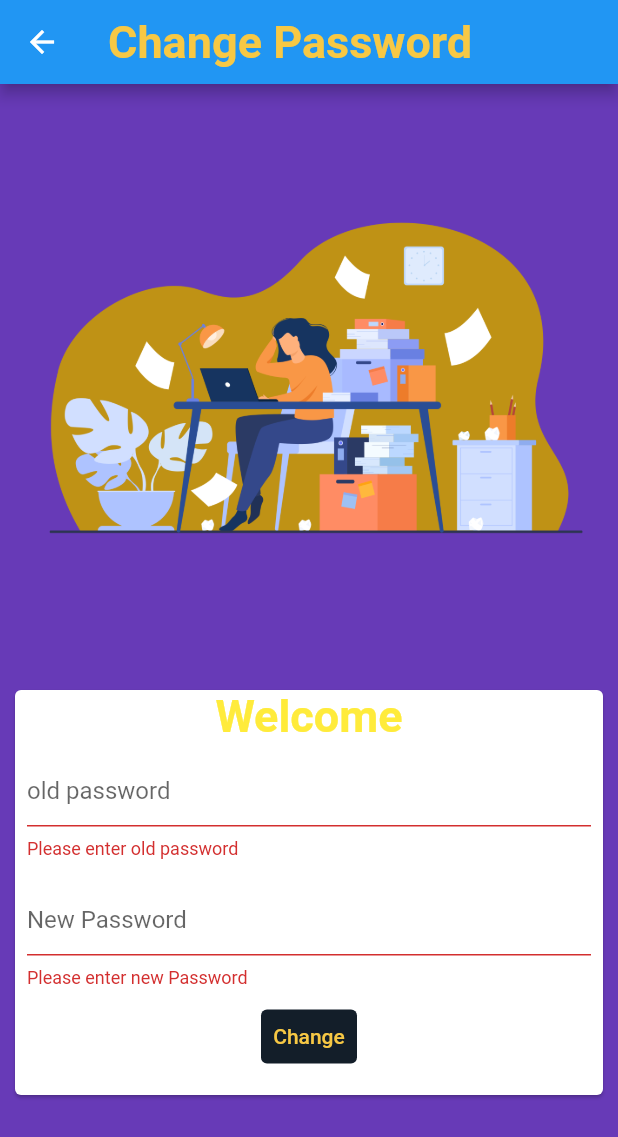
After one commit to VE5PER/Automated-Elective-Processing, a Flutter app: the change_pwd screen opened directly, after a tap on "Change", on a phone screen of 412 x 824 dp. The commit adds this screen. Shown: the top 1137 px of the screen. Run offline on Flutter 3.47's test engine with Material 2 defaults, Android fonts, the phone set to English and light mode, and no system bars; our stand-ins replace google_fonts, table_calendar; missing offline and left inert: dart:html; accounts and stored records are empty; network calls fail.

Commit message:
added change password page

```diff
--- a/CODE/FRONTEND/lib/common/app_colors.dart
+++ b/CODE/FRONTEND/lib/common/app_colors.dart
@@ -6,4 +6,5 @@ class AppColor {
   static Color bgSideMenu = Color(0xff131e29);
   static Color white = Colors.white;
   static Color black = Colors.black;
+  static Color purple = Colors.deepPurple;
 }
--- a/CODE/FRONTEND/lib/main.dart
+++ b/CODE/FRONTEND/lib/main.dart
@@ -105,7 +105,7 @@ class _loginformState extends State<loginform> {
           mainAxisSize: MainAxisSize.min,
           children: [
 
-            Text('Welcome', style: Theme.of(context).textTheme.headline4),
+            Text('Login', style: TextStyle(color: Colors.yellow, fontWeight: FontWeight.bold, fontSize: 30)),
             Padding(
               padding: const EdgeInsets.all(8.0),
               child: TextFormField(
--- /dev/null
+++ b/CODE/FRONTEND/lib/pages/change_pwd.dart
@@ -0,0 +1,154 @@
+import 'dart:convert';
+import 'package:http/http.dart' as http;
+import 'package:automated_elective_processing/dashboard.dart';
+import 'package:automated_elective_processing/functions/notify.dart';
+import 'package:automated_elective_processing/common/app_colors.dart';
+import 'package:flutter/material.dart';
+
+class change_pwd extends StatelessWidget {
+  const change_pwd();
+
+  @override
+  Widget build(BuildContext context) {
+    return Scaffold(
+      appBar: AppBar(title: Text
+      ("Change Password",
+      textAlign: TextAlign.center,
+          style: TextStyle(
+            fontWeight: FontWeight.bold,
+            fontSize: 30,
+            color: AppColor.yellow),),
+      ),
+      backgroundColor: AppColor.purple,
+      body:  Column(
+          children: [
+          Center(
+           child:SizedBox(
+            height: 400,
+            width: 400,
+            child: Image.asset('assets/notification_image.png'),
+          ),),
+          SizedBox(
+          width: 400,
+          child: Card(
+            child: changeform(),
+          ),
+        ),
+        ]
+        ),
+        );
+  }
+}
+
+class changeform extends StatefulWidget {
+  const changeform();
+
+  @override
+  _changeformState createState() => _changeformState();
+}
+
+class _changeformState extends State<changeform> {
+  final _oldpwd = TextEditingController();
+  final _newpwd = TextEditingController();
+  double _formProgress = 0;
+  final pwdform = GlobalKey<FormState>();
+
+  @override
+  Widget build(BuildContext context) {
+    return Form(
+      key: pwdform,
+      child: Container(
+        padding: EdgeInsets.only(bottom: 15),
+        child: Column(
+          mainAxisSize: MainAxisSize.min,
+          children: [
+
+            Text('Welcome', style: TextStyle(color: Colors.yellow, fontWeight: FontWeight.bold, fontSize: 30)),
+            Padding(
+              padding: const EdgeInsets.all(8.0),
+              child: TextFormField(
+                controller: _oldpwd,
+                decoration: const InputDecoration(hintText: 'old password'),
+                validator: (String? value) {
+                  if (value == null || value.isEmpty) {
+                    return 'Please enter old password';
+                  }
+                  return null;
+                },
+              ),
+            ),
+            Padding(
+              padding: const EdgeInsets.all(8.0),
+              child: TextFormField(
+                controller: _newpwd,
+                obscureText: true,
+                decoration: const InputDecoration(hintText: 'New Password'),
+                validator: (String? value) {
+                  if (value == null || value.isEmpty) {
+                    return 'Please enter new Password';
+                  }
+                  else if( value.length < 8){
+                    return 'Please enter a longer password';
+                  }
+                  return null;
+                },
+              ),
+            ),
+            TextButton(
+              style: ButtonStyle(
+                foregroundColor: MaterialStateProperty.resolveWith(
+                    (Set<MaterialState> states) {
+                  return states.contains(MaterialState.disabled)
+                      ? null
+                      : AppColor.yellow;
+                }),
+                backgroundColor: MaterialStateProperty.resolveWith(
+                    (Set<MaterialState> states) {
+                  return states.contains(MaterialState.disabled)
+                      ? null
+                      : AppColor.bgSideMenu;
+                }),
+              ),
+              onPressed:() async {
+                if(pwdform.currentState!.validate()){
+                  String changepwdJson='''{
+                      "S_ID":"${_oldpwd.text}",
+                      "PASSWORD":"${_newpwd.text}"
+                      }
+                  ''';
+                  String status = await pwdchange(changepwdJson);
+                  print(status);
+
+                  if(status.contains('ID or Password Incorrect')){
+                    showScreenDialog(context, 'ID or Password Incorrect');
+                  }
+                }
+              },
+              child: const Text('Change'),
+            ),
+          ],
+        ),
+      ),
+    );
+  }
+}
+
+Future<String> pwdchange(String stu) async {
+  final response = await http.post(
+    Uri.parse('http://localhost:8080/change_pwd'),
+    headers: <String, String>{
+      'Content-Type': 'application/json',
+    },
+    body: stu,
+  );
+  if (response.statusCode == 200 || response.statusCode == 201) {
+    // If the server did return a 201 CREATED response,
+    // then parse the JSON.
+    return response.body.toString();
+  } else {
+    // If the server did not return a 201 CREATED response,
+    // then throw an exception.
+    throw Exception('Change error');
+
+  }
+}
--- a/CODE/FRONTEND/lib/pages/widget/side_bar_menu.dart
+++ b/CODE/FRONTEND/lib/pages/widget/side_bar_menu.dart
@@ -1,6 +1,7 @@
 import 'package:automated_elective_processing/pages/chooseElective.dart';
 import 'package:flutter/material.dart';
 import 'package:automated_elective_processing/common/app_colors.dart';
+import 'package:automated_elective_processing/pages/change_pwd.dart';
 import 'package:automated_elective_processing/pages/logout.dart';
 
 import '../WIP.dart';
@@ -35,7 +36,7 @@ class _SideBarState extends State<SideBar> {
               title: "Change Password",
               icon: "assets/reset_password.png",
               press: () {
-                Navigator.push(context, MaterialPageRoute(builder: (context) => WIP()));
+                Navigator.push(context, MaterialPageRoute(builder: (context) => change_pwd()));
               },
             ),
             DrawerListTile(
```
